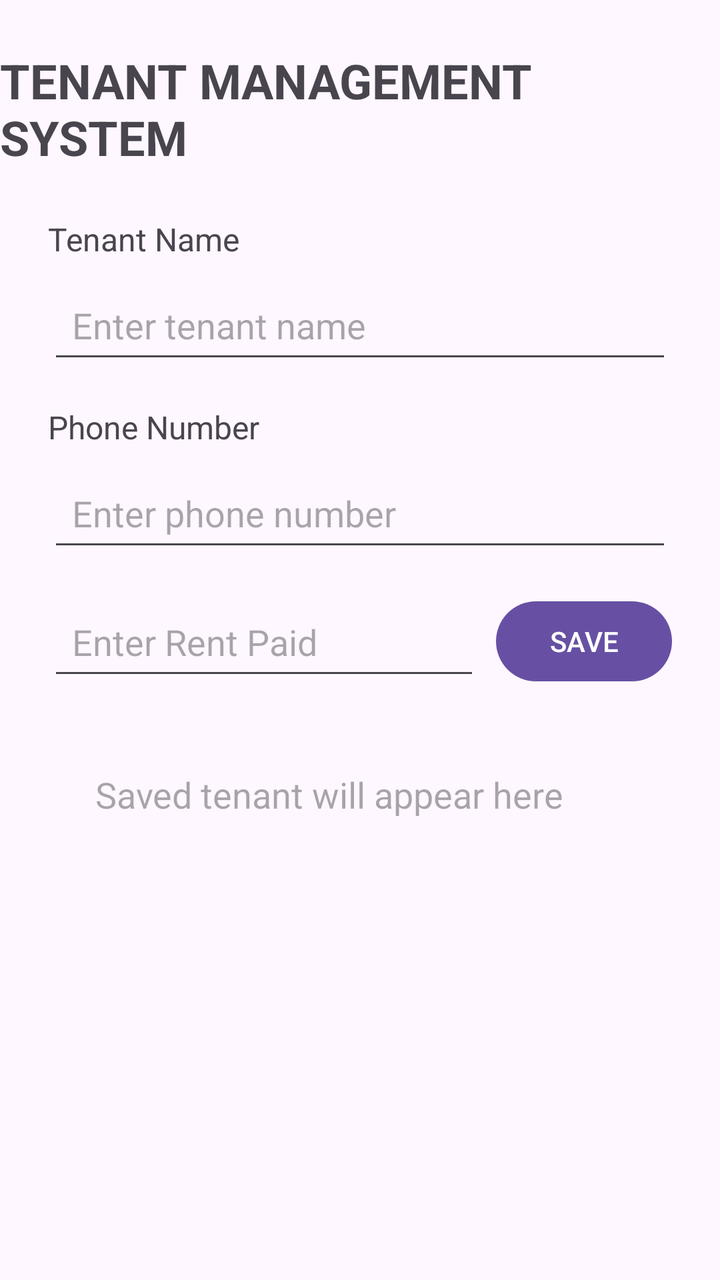
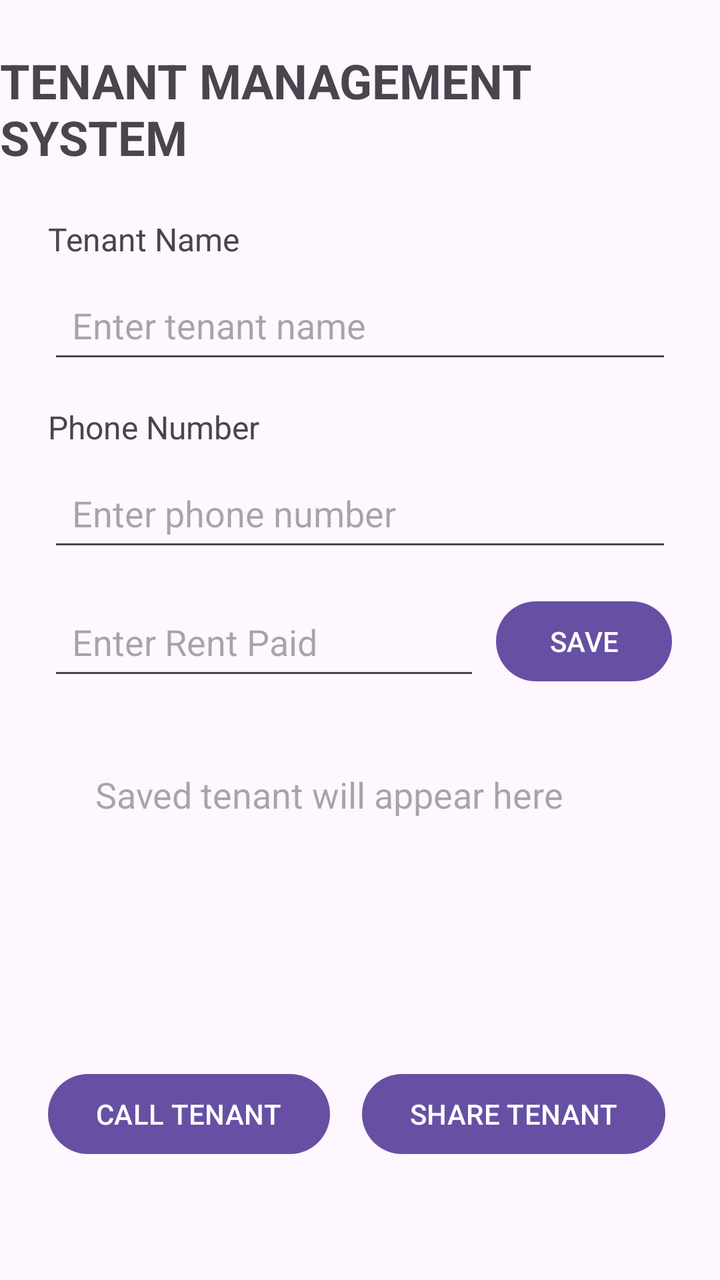

Compare the two renders of this Android layout. The source of the first and the diff that turns it into the second are given below.
<!-- AndroidManifest.xml: application theme Theme.TenantManagementSystem -->
<!-- res/layout/activity_main.xml -->
<?xml version="1.0" encoding="utf-8"?>
<layout xmlns:android="http://schemas.android.com/apk/res/android"
    xmlns:app="http://schemas.android.com/apk/res-auto"
    xmlns:tools="http://schemas.android.com/tools">

    <data>
        
        <variable
            name="tenant"
            type="com.example.tenantmanagementsystem.Tenant" />
    </data>

    <androidx.constraintlayout.widget.ConstraintLayout
        android:layout_width="match_parent"
        android:layout_height="match_parent"
        tools:context=".MainActivity">

        <TextView
            android:id="@+id/titleTextView"
            android:layout_width="wrap_content"
            android:layout_height="wrap_content"
            android:text="@string/title_tenant_management_system"
            android:textSize="24sp"
            android:textStyle="bold"
            android:layout_marginTop="24dp"
            app:layout_constraintTop_toTopOf="parent"
            app:layout_constraintStart_toStartOf="parent"
            app:layout_constraintEnd_toEndOf="parent" />

        <TextView
            android:id="@+id/tenantNameLabel"
            android:layout_width="wrap_content"
            android:layout_height="wrap_content"
            android:text="@string/label_tenant_name"
            android:textSize="16sp"
            android:layout_marginTop="24dp"
            android:layout_marginStart="24dp"
            app:layout_constraintTop_toBottomOf="@id/titleTextView"
            app:layout_constraintStart_toStartOf="parent" />

        <EditText
            android:id="@+id/tenantNameEditText"
            android:layout_width="0dp"
            android:layout_height="wrap_content"
            android:autofillHints="name"
            android:hint="@string/hint_enter_tenant_name"
            android:inputType="textPersonName"
            android:minHeight="48dp"
            android:padding="12dp"
            android:layout_marginTop="8dp"
            android:layout_marginStart="24dp"
            android:layout_marginEnd="24dp"
            app:layout_constraintTop_toBottomOf="@id/tenantNameLabel"
            app:layout_constraintStart_toStartOf="parent"
            app:layout_constraintEnd_toEndOf="parent" />

        <TextView
            android:id="@+id/phoneLabel"
            android:layout_width="wrap_content"
            android:layout_height="wrap_content"
            android:text="@string/label_phone_number"
            android:textSize="16sp"
            android:layout_marginTop="16dp"
            android:layout_marginStart="24dp"
            app:layout_constraintTop_toBottomOf="@id/tenantNameEditText"
            app:layout_constraintStart_toStartOf="parent" />

        <EditText
            android:id="@+id/phoneEditText"
            android:layout_width="0dp"
            android:layout_height="wrap_content"
            android:autofillHints="phone"
            android:hint="@string/hint_enter_phone_number"
            android:inputType="phone"
            android:minHeight="48dp"
            android:padding="12dp"
            android:layout_marginTop="8dp"
            android:layout_marginStart="24dp"
            android:layout_marginEnd="24dp"
            app:layout_constraintTop_toBottomOf="@id/phoneLabel"
            app:layout_constraintStart_toStartOf="parent"
            app:layout_constraintEnd_toEndOf="parent" />

        <EditText
            android:id="@+id/rentEditText"
            android:layout_width="0dp"
            android:layout_height="wrap_content"
            android:autofillHints=""
            android:hint="@string/hint_enter_rent_paid"
            android:inputType="numberDecimal"
            android:minHeight="48dp"
            android:padding="12dp"
            android:layout_marginStart="24dp"
            android:layout_marginTop="16dp"
            android:layout_marginEnd="8dp"
            app:layout_constraintTop_toBottomOf="@id/phoneEditText"
            app:layout_constraintStart_toStartOf="parent"
            app:layout_constraintEnd_toStartOf="@id/saveButton" />

        <Button
            android:id="@+id/saveButton"
            android:layout_width="wrap_content"
            android:layout_height="wrap_content"
            android:text="@string/button_save"
            android:layout_marginEnd="24dp"
            app:layout_constraintTop_toTopOf="@id/rentEditText"
            app:layout_constraintEnd_toEndOf="parent" />

        <TextView
            android:id="@+id/tenantResultTextView"
            android:layout_width="297dp"
            android:layout_height="148dp"
            android:layout_margin="24dp"
            android:hint="@string/hint_saved_tenant_appear_here"
            android:padding="16dp"
            android:text="@{tenant.summary()}"
            android:textSize="18sp"
            app:layout_constraintEnd_toEndOf="parent"
            app:layout_constraintStart_toStartOf="parent"
            app:layout_constraintTop_toBottomOf="@id/rentEditText" />

    </androidx.constraintlayout.widget.ConstraintLayout>
</layout>
<!-- resources referenced by this layout -->
<resources>
  <string name="button_save">SAVE</string>
  <string name="hint_enter_phone_number">Enter phone number</string>
  <string name="hint_enter_rent_paid">Enter Rent Paid</string>
  <string name="hint_enter_tenant_name">Enter tenant name</string>
  <string name="hint_saved_tenant_appear_here">Saved tenant will appear here</string>
  <string name="label_phone_number">Phone Number</string>
  <string name="label_tenant_name">Tenant Name</string>
  <string name="title_tenant_management_system">TENANT MANAGEMENT SYSTEM</string>
  <style name="Theme.TenantManagementSystem" parent="Base.Theme.TenantManagementSystem" />
  <style name="Base.Theme.TenantManagementSystem" parent="Theme.Material3.DayNight.NoActionBar">
          
          
      </style>
</resources>

<!-- the commit's change to res/layout/activity_main.xml (unified diff, before → after) -->
@@ -119,5 +119,24 @@
             app:layout_constraintStart_toStartOf="parent"
             app:layout_constraintTop_toBottomOf="@id/rentEditText" />
 
+        <Button
+            android:id="@+id/callButton"
+            android:layout_width="wrap_content"
+            android:layout_height="wrap_content"
+            android:text="@string/button_call_tenant"
+            android:layout_marginStart="24dp"
+            android:layout_marginTop="16dp"
+            app:layout_constraintTop_toBottomOf="@id/tenantResultTextView"
+            app:layout_constraintStart_toStartOf="parent" />
+
+        <Button
+            android:id="@+id/shareButton"
+            android:layout_width="wrap_content"
+            android:layout_height="wrap_content"
+            android:text="@string/button_share_tenant"
+            android:layout_marginStart="16dp"
+            app:layout_constraintTop_toTopOf="@id/callButton"
+            app:layout_constraintStart_toEndOf="@id/callButton" />
+
     </androidx.constraintlayout.widget.ConstraintLayout>
 </layout>
<!-- resource entries referenced after the edit -->
@@ -1,6 +1,8 @@
 <!-- resources referenced by this layout -->
 <resources>
+  <string name="button_call_tenant">CALL TENANT</string>
   <string name="button_save">SAVE</string>
+  <string name="button_share_tenant">SHARE TENANT</string>
   <string name="hint_enter_phone_number">Enter phone number</string>
   <string name="hint_enter_rent_paid">Enter Rent Paid</string>
   <string name="hint_enter_tenant_name">Enter tenant name</string>
